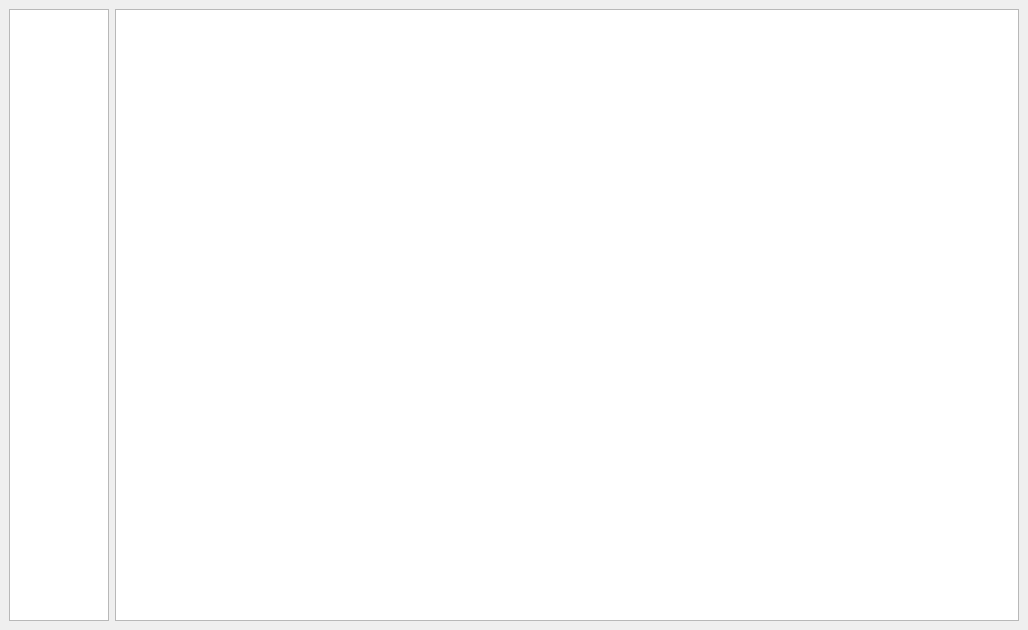
First picture: the form in GUI/ui/dialog_viewer.ui, repository dudtj5307/Packet_Parsing_Software, before the edit.
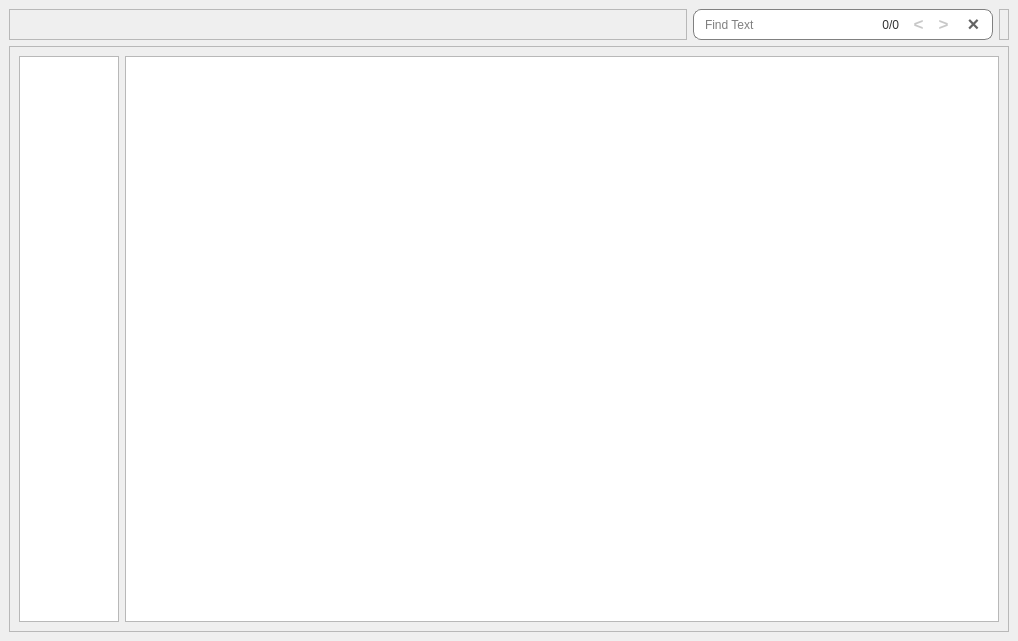
Second picture: the form after the edit.

Commit message: ui/dialog_viewer renewal

```diff
--- a/GUI/ui/dialog_viewer.ui
+++ b/GUI/ui/dialog_viewer.ui
@@ -6,8 +6,8 @@
    <rect>
     <x>0</x>
     <y>0</y>
-    <width>1028</width>
-    <height>630</height>
+    <width>1018</width>
+    <height>641</height>
    </rect>
   </property>
   <property name="sizePolicy">
@@ -20,34 +20,349 @@
    <string>MainWindow</string>
   </property>
   <widget class="QWidget" name="centralwidget">
-   <layout class="QGridLayout" name="gridLayout">
+   <layout class="QGridLayout" name="gridLayout_3">
+    <item row="0" column="2">
+     <widget class="QFrame" name="frame_3">
+      <property name="sizePolicy">
+       <sizepolicy hsizetype="Preferred" vsizetype="Fixed">
+        <horstretch>0</horstretch>
+        <verstretch>0</verstretch>
+       </sizepolicy>
+      </property>
+      <property name="minimumSize">
+       <size>
+        <width>10</width>
+        <height>31</height>
+       </size>
+      </property>
+      <property name="maximumSize">
+       <size>
+        <width>10</width>
+        <height>31</height>
+       </size>
+      </property>
+      <property name="frameShape">
+       <enum>QFrame::Shape::StyledPanel</enum>
+      </property>
+      <property name="frameShadow">
+       <enum>QFrame::Shadow::Raised</enum>
+      </property>
+     </widget>
+    </item>
+    <item row="1" column="0" colspan="3">
+     <widget class="QFrame" name="frame">
+      <property name="frameShape">
+       <enum>QFrame::Shape::StyledPanel</enum>
+      </property>
+      <property name="frameShadow">
+       <enum>QFrame::Shadow::Raised</enum>
+      </property>
+      <layout class="QGridLayout" name="gridLayout">
+       <item row="0" column="1">
+        <widget class="QTableView" name="table_csv">
+         <property name="styleSheet">
+          <string notr="true">QTableView::horizontalHeader QHeaderView::section {
+    border: 1px solid darkgray;      /* 열 헤더에만 굵은 빨간색 선 적용 */
+    background-color: #f0f0f0;  /* 열 헤더의 배경색 */
+}
+
+QHeaderView::section:horizontal {
+    padding-left: 4px; /* 열 헤더에 왼쪽 여백 적용 */
+    padding-right: 0px; /* 열 헤더는 오른쪽 여백 제거 */
+}
+
+QHeaderView::section:vertical {
+    padding-right: 4px; /* 행 헤더에 오른쪽 여백 적용 */
+    padding-left: 0px; /* 행 헤더는 왼쪽 여백 제거 */
+}</string>
+         </property>
+        </widget>
+       </item>
+       <item row="0" column="0">
+        <widget class="QListWidget" name="list_csv_names">
+         <property name="sizePolicy">
+          <sizepolicy hsizetype="Fixed" vsizetype="Expanding">
+           <horstretch>0</horstretch>
+           <verstretch>0</verstretch>
+          </sizepolicy>
+         </property>
+         <property name="minimumSize">
+          <size>
+           <width>100</width>
+           <height>0</height>
+          </size>
+         </property>
+         <property name="maximumSize">
+          <size>
+           <width>100</width>
+           <height>16777215</height>
+          </size>
+         </property>
+         <property name="font">
+          <font>
+           <pointsize>10</pointsize>
+          </font>
+         </property>
+        </widget>
+       </item>
+      </layout>
+     </widget>
+    </item>
     <item row="0" column="0">
-     <widget class="QListWidget" name="list_csv_names">
+     <widget class="QFrame" name="frame_2">
       <property name="sizePolicy">
-       <sizepolicy hsizetype="Fixed" vsizetype="Expanding">
+       <sizepolicy hsizetype="Expanding" vsizetype="Fixed">
         <horstretch>0</horstretch>
         <verstretch>0</verstretch>
        </sizepolicy>
       </property>
       <property name="minimumSize">
        <size>
-        <width>100</width>
-        <height>0</height>
+        <width>0</width>
+        <height>31</height>
        </size>
       </property>
       <property name="maximumSize">
        <size>
-        <width>100</width>
-        <height>16777215</height>
+        <width>16777215</width>
+        <height>31</height>
        </size>
       </property>
+      <property name="frameShape">
+       <enum>QFrame::Shape::StyledPanel</enum>
+      </property>
+      <property name="frameShadow">
+       <enum>QFrame::Shadow::Raised</enum>
+      </property>
+      <layout class="QGridLayout" name="gridLayout_2"/>
      </widget>
     </item>
     <item row="0" column="1">
-     <widget class="QTableView" name="table_csv">
+     <widget class="QFrame" name="frame_search">
+      <property name="sizePolicy">
+       <sizepolicy hsizetype="Fixed" vsizetype="Fixed">
+        <horstretch>0</horstretch>
+        <verstretch>0</verstretch>
+       </sizepolicy>
+      </property>
+      <property name="minimumSize">
+       <size>
+        <width>300</width>
+        <height>31</height>
+       </size>
+      </property>
+      <property name="maximumSize">
+       <size>
+        <width>300</width>
+        <height>31</height>
+       </size>
+      </property>
       <property name="styleSheet">
-       <string notr="true"/>
+       <string notr="true">QFrame {
+    border: 1px solid gray;
+    border-radius: 8px;
+	background-color: rgb(255, 255, 255);
+}</string>
       </property>
+      <property name="frameShape">
+       <enum>QFrame::Shape::StyledPanel</enum>
+      </property>
+      <property name="frameShadow">
+       <enum>QFrame::Shadow::Raised</enum>
+      </property>
+      <widget class="QLineEdit" name="edit_text_input">
+       <property name="geometry">
+        <rect>
+         <x>10</x>
+         <y>5</y>
+         <width>101</width>
+         <height>21</height>
+        </rect>
+       </property>
+       <property name="sizePolicy">
+        <sizepolicy hsizetype="Fixed" vsizetype="Fixed">
+         <horstretch>0</horstretch>
+         <verstretch>0</verstretch>
+        </sizepolicy>
+       </property>
+       <property name="styleSheet">
+        <string notr="true">border: 0px;</string>
+       </property>
+       <property name="text">
+        <string/>
+       </property>
+       <property name="placeholderText">
+        <string>Find Text</string>
+       </property>
+      </widget>
+      <widget class="QPushButton" name="button_forward">
+       <property name="enabled">
+        <bool>false</bool>
+       </property>
+       <property name="geometry">
+        <rect>
+         <x>215</x>
+         <y>4</y>
+         <width>21</width>
+         <height>21</height>
+        </rect>
+       </property>
+       <property name="font">
+        <font>
+         <pointsize>13</pointsize>
+         <bold>true</bold>
+        </font>
+       </property>
+       <property name="focusPolicy">
+        <enum>Qt::FocusPolicy::ClickFocus</enum>
+       </property>
+       <property name="styleSheet">
+        <string notr="true">QPushButton {
+	color: rgb(50, 50, 100);
+    background-color: white;
+	border: 0px;	
+	border-radius: 15px;
+}
+
+QPushButton:pressed {
+    background-color: lightgray;
+}
+
+QPushButton:disabled {
+    color: rgb(200,200,200);
+}</string>
+       </property>
+       <property name="text">
+        <string>&lt;</string>
+       </property>
+      </widget>
+      <widget class="QPushButton" name="button_backward">
+       <property name="enabled">
+        <bool>false</bool>
+       </property>
+       <property name="geometry">
+        <rect>
+         <x>240</x>
+         <y>4</y>
+         <width>21</width>
+         <height>21</height>
+        </rect>
+       </property>
+       <property name="font">
+        <font>
+         <pointsize>13</pointsize>
+         <bold>true</bold>
+        </font>
+       </property>
+       <property name="focusPolicy">
+        <enum>Qt::FocusPolicy::ClickFocus</enum>
+       </property>
+       <property name="styleSheet">
+        <string notr="true">QPushButton {
+	color: rgb(50, 50, 100);
+    background-color: white;
+	border: 0px;	
+	border-radius: 15px;
+}
+
+QPushButton:pressed {
+    background-color: lightgray;
+}
+
+QPushButton:disabled {
+    color: rgb(200,200,200);
+}</string>
+       </property>
+       <property name="text">
+        <string>&gt;</string>
+       </property>
+      </widget>
+      <widget class="QPushButton" name="button_close">
+       <property name="enabled">
+        <bool>true</bool>
+       </property>
+       <property name="geometry">
+        <rect>
+         <x>270</x>
+         <y>4</y>
+         <width>21</width>
+         <height>21</height>
+        </rect>
+       </property>
+       <property name="font">
+        <font>
+         <pointsize>15</pointsize>
+         <bold>true</bold>
+        </font>
+       </property>
+       <property name="focusPolicy">
+        <enum>Qt::FocusPolicy::ClickFocus</enum>
+       </property>
+       <property name="styleSheet">
+        <string notr="true">QPushButton {
+	color: rgb(100, 100, 100);
+    background-color: white;
+	border: 0px;	
+	border-radius: 15px;
+}
+
+QPushButton:pressed {
+    background-color: lightgray;
+}</string>
+       </property>
+       <property name="text">
+        <string>×</string>
+       </property>
+      </widget>
+      <widget class="QLabel" name="label_idx_count">
+       <property name="geometry">
+        <rect>
+         <x>115</x>
+         <y>5</y>
+         <width>91</width>
+         <height>21</height>
+        </rect>
+       </property>
+       <property name="sizePolicy">
+        <sizepolicy hsizetype="Expanding" vsizetype="Fixed">
+         <horstretch>0</horstretch>
+         <verstretch>0</verstretch>
+        </sizepolicy>
+       </property>
+       <property name="minimumSize">
+        <size>
+         <width>31</width>
+         <height>21</height>
+        </size>
+       </property>
+       <property name="maximumSize">
+        <size>
+         <width>100</width>
+         <height>21</height>
+        </size>
+       </property>
+       <property name="layoutDirection">
+        <enum>Qt::LayoutDirection::LeftToRight</enum>
+       </property>
+       <property name="styleSheet">
+        <string notr="true">color: rgb(50, 50, 50);
+border: 0px;</string>
+       </property>
+       <property name="text">
+        <string>0/0</string>
+       </property>
+       <property name="scaledContents">
+        <bool>false</bool>
+       </property>
+       <property name="alignment">
+        <set>Qt::AlignmentFlag::AlignRight|Qt::AlignmentFlag::AlignTrailing|Qt::AlignmentFlag::AlignVCenter</set>
+       </property>
+      </widget>
+      <zorder>edit_text_input</zorder>
+      <zorder>button_close</zorder>
+      <zorder>button_backward</zorder>
+      <zorder>button_forward</zorder>
+      <zorder>label_idx_count</zorder>
      </widget>
     </item>
    </layout>
```
The commit also changes 5 other files.
